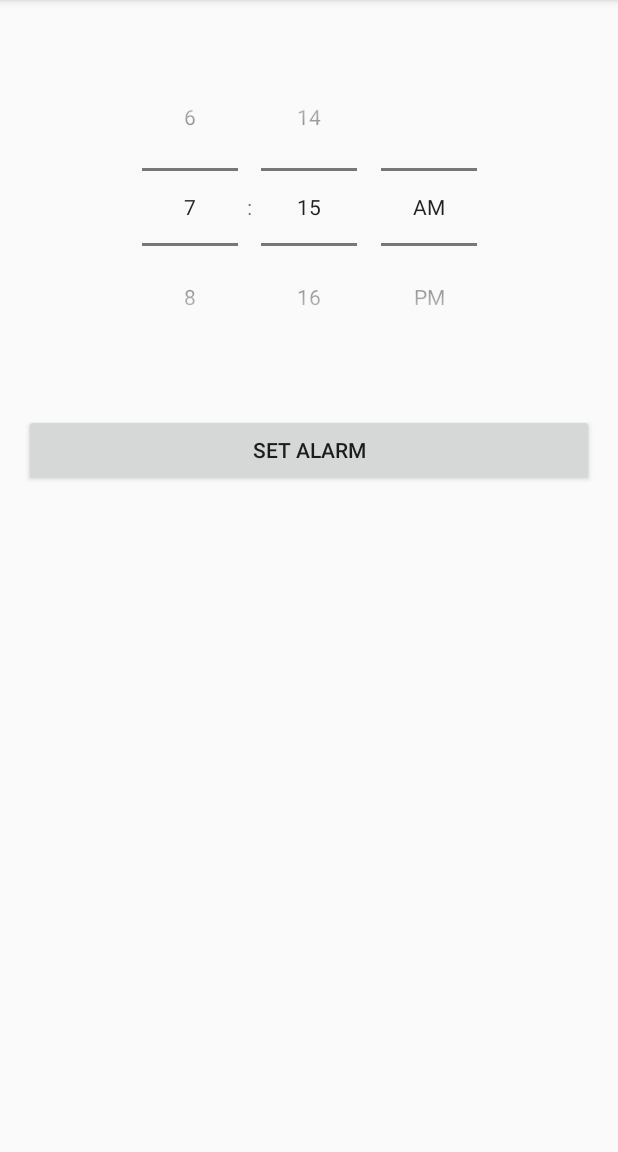
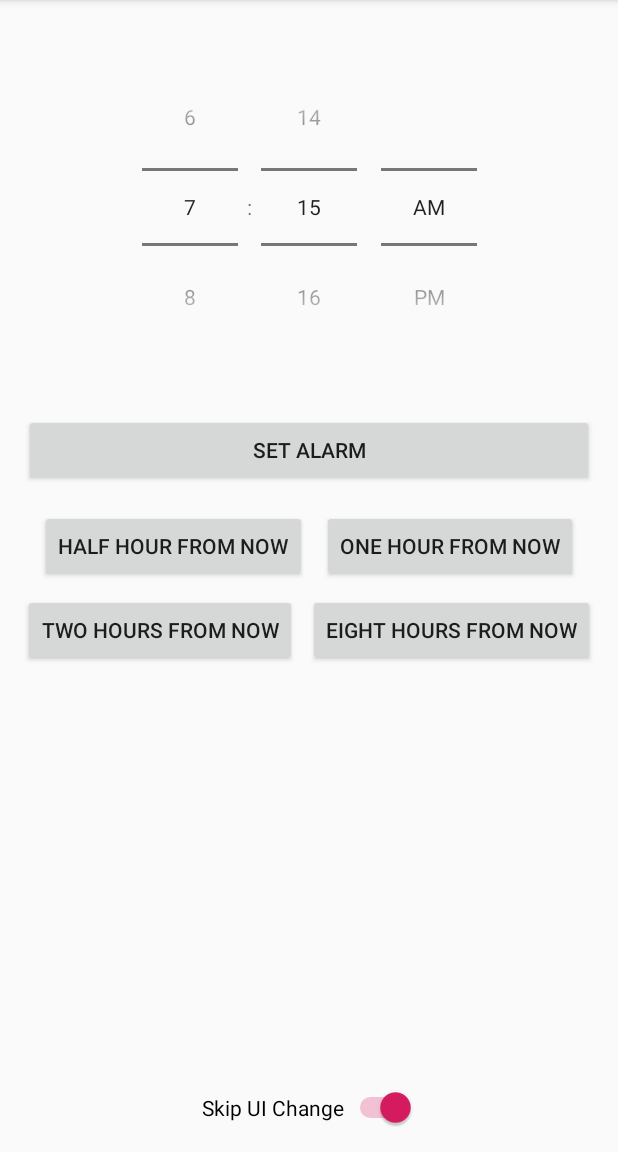
Before and after one commit to duffyevan/CS4518_TopicSurvey, an Android app: the screen it shows after launch (MainActivity), after a tap on "SET ALARM", on a phone screen of 412 x 824 dp, the part 84-1236 px from its top. Run offline under Robolectric (Android 15) with nearby library versions, the phone set to English and light mode, and no system bars; 1 statement that could not run was skipped.

Commit message:
The thing is done we gucci

```diff
--- a/app/src/main/java/edu/wpi/clockdemo/MainActivity.java
+++ b/app/src/main/java/edu/wpi/clockdemo/MainActivity.java
@@ -1,32 +1,20 @@
 package edu.wpi.clockdemo;
 
-import android.app.PendingIntent;
 import android.content.Intent;
+import android.os.Bundle;
 import android.provider.AlarmClock;
 import android.support.v7.app.AppCompatActivity;
-import android.os.Bundle;
-import android.app.AlarmManager;
 import android.view.View;
-import android.widget.Button;
-import android.widget.TextView;
+import android.widget.Switch;
 import android.widget.TimePicker;
-import android.widget.ToggleButton;
 
 import java.util.Calendar;
+import java.util.Date;
 
 
 public class MainActivity extends AppCompatActivity {
 
-    @Override
-    public void onStart() {
-        super.onStart();
-        inst = this;
-    }
-    private static MainActivity inst;
-
-    public static MainActivity instance() {
-        return inst;
-    }
+    private int alarm_index = 1;
 
 
     @Override
@@ -35,20 +23,59 @@ public class MainActivity extends AppCompatActivity {
         setContentView(R.layout.activity_main);
     }
 
-    PendingIntent pendingIntent;
+    ////// On Click Handlers //////
 
-    public void onMainClick(View v) {
+    public void onTPClick(View v) {
         TimePicker alarmTP = findViewById(R.id.timePicker);
+        this.setAlarm(alarmTP.getHour(), alarmTP.getMinute());
+    }
+
+    public void onHourClick(View v) {
+        Calendar time = Calendar.getInstance();
+        time.setTime(new Date()); // Set the time to now
+        time.add(Calendar.HOUR, 1);
+        this.setAlarm(time.get(Calendar.HOUR_OF_DAY), time.get(Calendar.MINUTE));
+    }
+
+    public void onHalfHourClick(View v) {
+        Calendar time = Calendar.getInstance();
+        time.setTime(new Date()); // Set the time to now
+        time.add(Calendar.MINUTE, 30);
+        this.setAlarm(time.get(Calendar.HOUR_OF_DAY), time.get(Calendar.MINUTE));
+    }
+
+    public void onTwoHourClick(View v) {
+        Calendar time = Calendar.getInstance();
+        time.setTime(new Date()); // Set the time to now
+        time.add(Calendar.HOUR, 2);
+        this.setAlarm(time.get(Calendar.HOUR_OF_DAY), time.get(Calendar.MINUTE));
+    }
+
+    public void onEightHourClick(View v) {
+        Calendar time = Calendar.getInstance();
+        time.setTime(new Date()); // Set the time to now
+        time.add(Calendar.HOUR, 8);
+        this.setAlarm(time.get(Calendar.HOUR_OF_DAY), time.get(Calendar.MINUTE));
+    }
+
+    ////// Set Alarm //////
+
+    /**
+     * Set an alarm for a given time
+     * @param hour The hour for the alarm
+     * @param minute The minute for the alarm
+     */
+    private void setAlarm(int hour, int minute) {
         Intent createAlarmIntent = new Intent(AlarmClock.ACTION_SET_ALARM);
-        createAlarmIntent.putExtra(AlarmClock.EXTRA_HOUR, alarmTP.getHour());
-        createAlarmIntent.putExtra(AlarmClock.EXTRA_MINUTES, alarmTP.getMinute());
+        createAlarmIntent.putExtra(AlarmClock.EXTRA_HOUR, hour);
+        createAlarmIntent.putExtra(AlarmClock.EXTRA_MINUTES, minute);
+        createAlarmIntent.putExtra(AlarmClock.EXTRA_MESSAGE,  "Demo Alarm " + this.alarm_index++);
+
+        Switch toggle = findViewById(R.id.switch1);
+
+        createAlarmIntent.putExtra(AlarmClock.EXTRA_SKIP_UI, toggle.isChecked());
 
         getApplicationContext().startActivity(createAlarmIntent);
     }
 
-
-    public void setAlarmText(String text){
-        TextView alarmTextView = findViewById(R.id.alarmText);
-        alarmTextView.setText(text);
-    }
 }
--- a/app/src/main/res/layout/activity_main.xml
+++ b/app/src/main/res/layout/activity_main.xml
@@ -25,19 +25,71 @@
         android:layout_marginStart="16dp"
         android:layout_marginTop="32dp"
         android:layout_marginEnd="16dp"
-        android:onClick="onMainClick"
+        android:onClick="onTPClick"
         android:text="@string/setAlarm"
         app:layout_constraintEnd_toEndOf="parent"
         app:layout_constraintStart_toStartOf="parent"
         app:layout_constraintTop_toBottomOf="@+id/timePicker" />
 
-    <TextView
-        android:id="@+id/alarmText"
+    <Button
+        android:id="@+id/halfHourButton"
         android:layout_width="wrap_content"
         android:layout_height="wrap_content"
-        android:layout_marginStart="32dp"
-        android:layout_marginBottom="32dp"
+        android:layout_marginStart="16dp"
+        android:layout_marginTop="16dp"
+        android:onClick="onHalfHourClick"
+        android:text="@string/setAlarmHalfHour"
+        app:layout_constraintEnd_toStartOf="@+id/oneHourButton"
+        app:layout_constraintStart_toStartOf="parent"
+        app:layout_constraintTop_toBottomOf="@+id/customButton" />
+
+    <Button
+        android:id="@+id/oneHourButton"
+        android:layout_width="wrap_content"
+        android:layout_height="wrap_content"
+        android:layout_marginTop="16dp"
+        android:layout_marginEnd="16dp"
+        android:onClick="onHourClick"
+        android:text="@string/setAlarmHour"
+        app:layout_constraintEnd_toEndOf="parent"
+        app:layout_constraintStart_toEndOf="@+id/halfHourButton"
+        app:layout_constraintTop_toBottomOf="@+id/customButton" />
+
+    <Button
+        android:id="@+id/twoHourButton"
+        android:layout_width="wrap_content"
+        android:layout_height="wrap_content"
+        android:layout_marginStart="8dp"
+        android:layout_marginTop="8dp"
+        android:onClick="onTwoHourClick"
+        android:text="@string/setAlarmTwoHour"
+        app:layout_constraintEnd_toStartOf="@+id/eightHourButton"
+        app:layout_constraintStart_toStartOf="parent"
+        app:layout_constraintTop_toBottomOf="@+id/halfHourButton" />
+
+    <Button
+        android:id="@+id/eightHourButton"
+        android:layout_width="wrap_content"
+        android:layout_height="wrap_content"
+        android:layout_marginTop="8dp"
+        android:layout_marginEnd="8dp"
+        android:onClick="onEightHourClick"
+        android:text="@string/setAlarmEightHour"
+        app:layout_constraintEnd_toEndOf="parent"
+        app:layout_constraintStart_toEndOf="@+id/twoHourButton"
+        app:layout_constraintTop_toBottomOf="@+id/oneHourButton" />
+
+    <Switch
+        android:id="@+id/switch1"
+        android:layout_width="wrap_content"
+        android:layout_height="wrap_content"
+        android:layout_marginStart="16dp"
+        android:layout_marginEnd="16dp"
+        android:layout_marginBottom="16dp"
+        android:checked="true"
+        android:text="@string/swapToAlarm"
         app:layout_constraintBottom_toBottomOf="parent"
+        app:layout_constraintEnd_toEndOf="parent"
         app:layout_constraintStart_toStartOf="parent" />
 
 </android.support.constraint.ConstraintLayout>
--- a/app/src/main/res/values/strings.xml
+++ b/app/src/main/res/values/strings.xml
@@ -2,4 +2,10 @@
     <string name="app_name">ClockDemo</string>
 
     <string name="setAlarm">Set Alarm</string>
+    <string name="setAlarmHour">One Hour From Now</string>
+    <string name="setAlarmHalfHour">Half Hour From Now</string>
+    <string name="setAlarmTwoHour">Two Hours From Now</string>
+    <string name="setAlarmEightHour">Eight Hours From Now</string>
+    <string name="swapToAlarm">Skip UI Change</string>
+
 </resources>
```
Also changed, not shown: app/src/main/java/edu/wpi/clockdemo/AlarmReceiver.java (deleted, +0 -36 lines), app/src/main/java/edu/wpi/clockdemo/AlarmService.java (deleted, +0 -42 lines).
